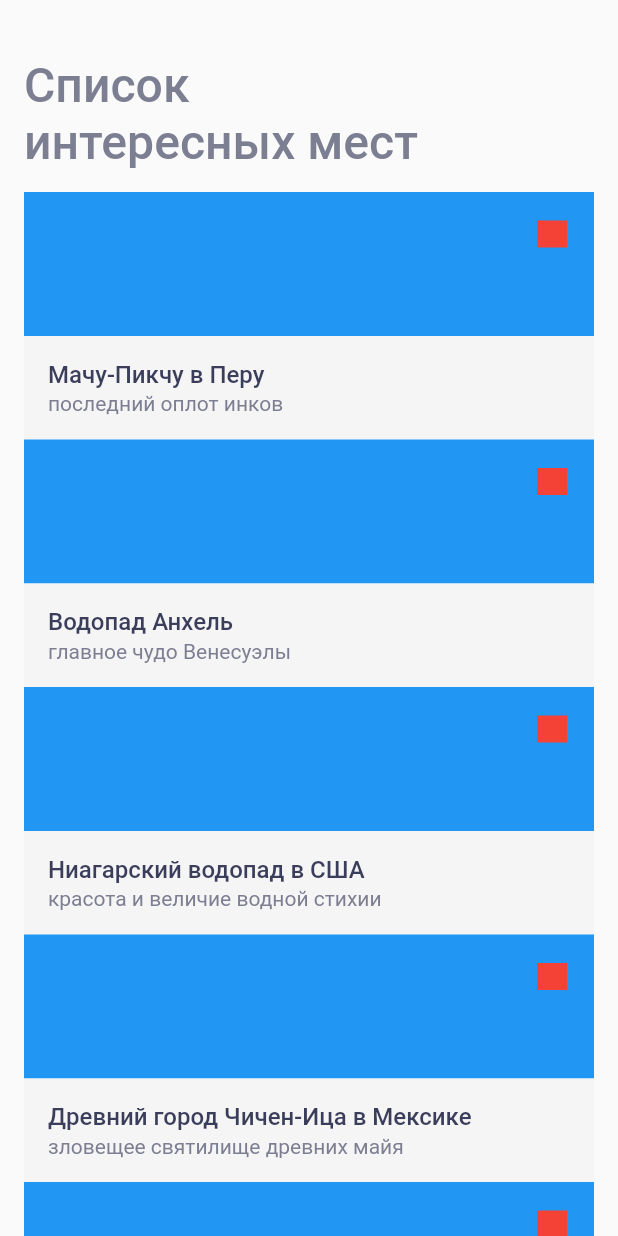
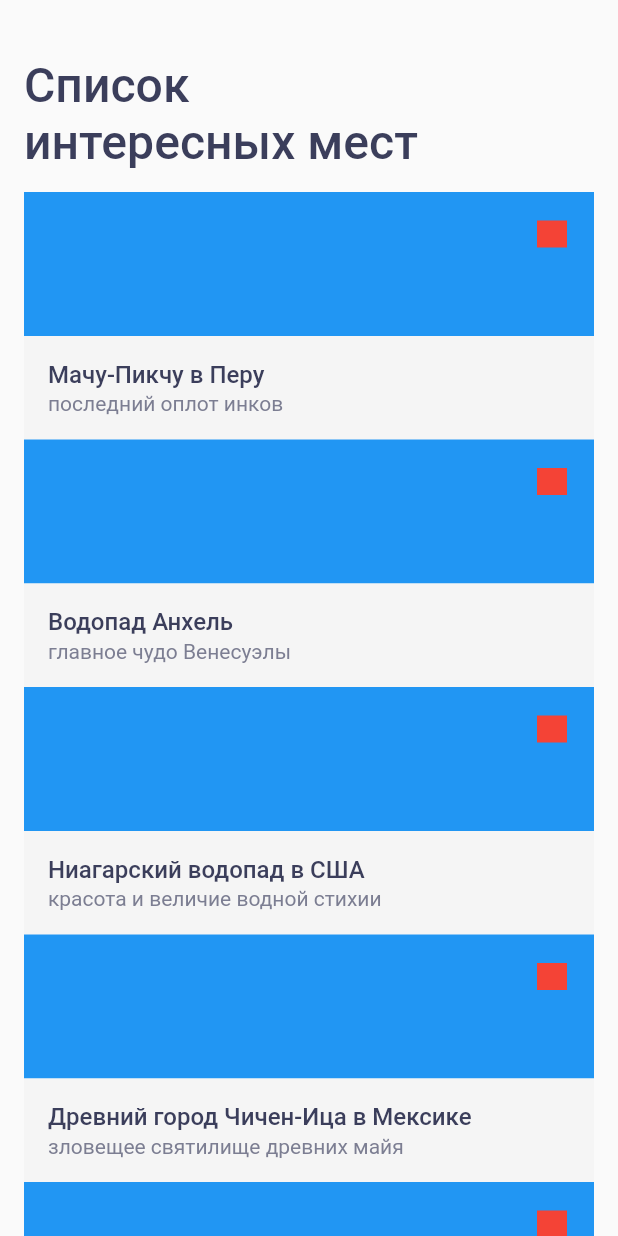
Before and after one commit to pogorelets/places, a Flutter app: the screen it shows after launch, on a phone screen of 412 x 824 dp. Run offline on Flutter 3.47's test engine with Material 2 defaults, Android fonts, the phone set to English and light mode, and no system bars.

```diff
--- a/lib/ui/res/text_styles.dart
+++ b/lib/ui/res/text_styles.dart
@@ -3,7 +3,7 @@ import 'colors.dart';
 import 'constants.dart';
 
 const kMainAppBarTextStyle = TextStyle(
-  color: kTextColor,
+  color: kHeadTextColor,
   fontSize: kAppBarFontSize,
 );
 
```
